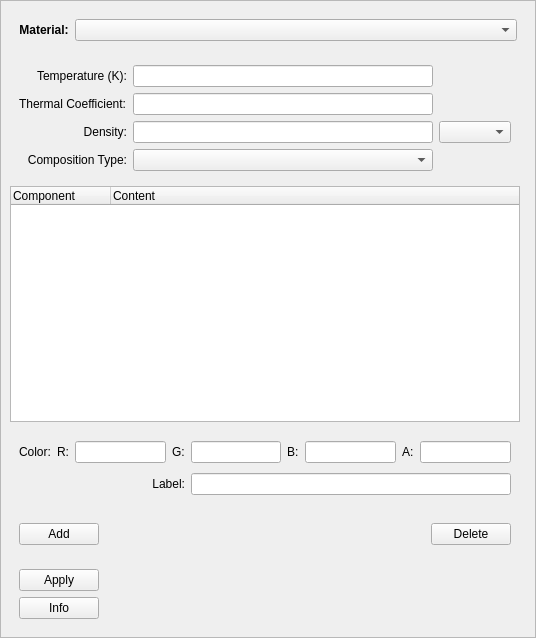
The window that smtk/bridge/rgg/plugin/smtkRGGEditMaterialParameters.ui (Kitware/SMTK) describes before a commit, drawn with Qt 5.
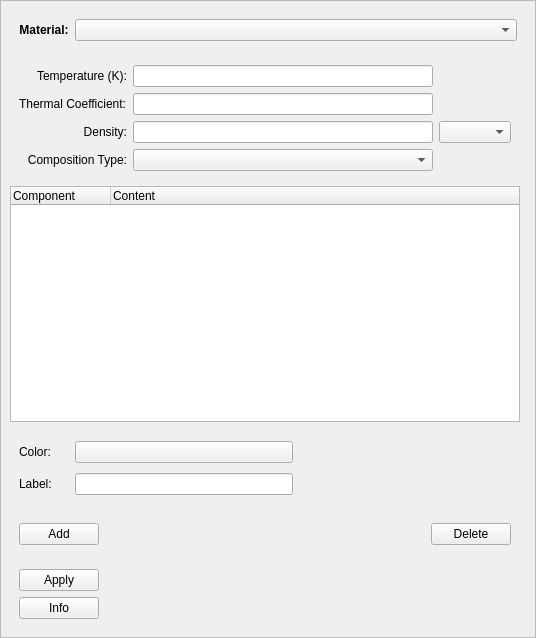
The same window after the commit. Custom widgets are drawn as their Qt base class.

Commit message: FEATURE: Use color dialog to select colors for rgg ops

Diff of the .ui file:
```diff
--- a/smtk/bridge/rgg/plugin/smtkRGGEditMaterialParameters.ui
+++ b/smtk/bridge/rgg/plugin/smtkRGGEditMaterialParameters.ui
@@ -83,78 +83,6 @@
          </layout>
         </widget>
        </item>
-       <item row="4" column="0">
-        <widget class="QWidget" name="widget_2" native="true">
-         <property name="minimumSize">
-          <size>
-           <width>0</width>
-           <height>80</height>
-          </size>
-         </property>
-         <layout class="QGridLayout" name="gridLayout_3">
-          <item row="0" column="1">
-           <widget class="QLabel" name="label_13">
-            <property name="text">
-             <string>R:</string>
-            </property>
-           </widget>
-          </item>
-          <item row="0" column="4">
-           <widget class="QLineEdit" name="colorGValue"/>
-          </item>
-          <item row="0" column="8">
-           <widget class="QLineEdit" name="colorAValue"/>
-          </item>
-          <item row="0" column="0">
-           <widget class="QLabel" name="label">
-            <property name="text">
-             <string>Color:</string>
-            </property>
-           </widget>
-          </item>
-          <item row="1" column="0" colspan="4">
-           <widget class="QLabel" name="label_14">
-            <property name="text">
-             <string>Label:</string>
-            </property>
-            <property name="alignment">
-             <set>Qt::AlignRight|Qt::AlignTrailing|Qt::AlignVCenter</set>
-            </property>
-           </widget>
-          </item>
-          <item row="0" column="2">
-           <widget class="QLineEdit" name="colorRValue"/>
-          </item>
-          <item row="0" column="3">
-           <widget class="QLabel" name="label_12">
-            <property name="text">
-             <string>G:</string>
-            </property>
-           </widget>
-          </item>
-          <item row="1" column="4" colspan="5">
-           <widget class="QLineEdit" name="labelValue"/>
-          </item>
-          <item row="0" column="5">
-           <widget class="QLabel" name="label_9">
-            <property name="text">
-             <string>B:</string>
-            </property>
-           </widget>
-          </item>
-          <item row="0" column="7">
-           <widget class="QLabel" name="label_10">
-            <property name="text">
-             <string>A:</string>
-            </property>
-           </widget>
-          </item>
-          <item row="0" column="6">
-           <widget class="QLineEdit" name="colorBValue"/>
-          </item>
-         </layout>
-        </widget>
-       </item>
        <item row="1" column="0">
         <widget class="QWidget" name="widget_4" native="true">
          <layout class="QGridLayout" name="gridLayout_5">
@@ -360,12 +288,81 @@
          </column>
         </widget>
        </item>
+       <item row="3" column="0">
+        <widget class="QWidget" name="widget_2" native="true">
+         <property name="minimumSize">
+          <size>
+           <width>0</width>
+           <height>80</height>
+          </size>
+         </property>
+         <layout class="QGridLayout" name="gridLayout_3">
+          <item row="0" column="0">
+           <widget class="QLabel" name="label">
+            <property name="text">
+             <string>Color:</string>
+            </property>
+           </widget>
+          </item>
+          <item row="1" column="0" colspan="4">
+           <widget class="QLabel" name="label_14">
+            <property name="text">
+             <string>Label:</string>
+            </property>
+           </widget>
+          </item>
+          <item row="1" column="4">
+           <widget class="QLineEdit" name="labelValue"/>
+          </item>
+          <item row="0" column="5">
+           <spacer name="horizontalSpacer">
+            <property name="orientation">
+             <enum>Qt::Horizontal</enum>
+            </property>
+            <property name="sizeHint" stdset="0">
+             <size>
+              <width>40</width>
+              <height>20</height>
+             </size>
+            </property>
+           </spacer>
+          </item>
+          <item row="1" column="5">
+           <spacer name="horizontalSpacer_3">
+            <property name="orientation">
+             <enum>Qt::Horizontal</enum>
+            </property>
+            <property name="sizeHint" stdset="0">
+             <size>
+              <width>40</width>
+              <height>20</height>
+             </size>
+            </property>
+           </spacer>
+          </item>
+          <item row="0" column="4">
+           <widget class="qtColorButton" name="chooseColorButton">
+            <property name="text">
+             <string/>
+            </property>
+           </widget>
+          </item>
+         </layout>
+        </widget>
+       </item>
       </layout>
      </widget>
     </widget>
    </item>
   </layout>
  </widget>
+ <customwidgets>
+  <customwidget>
+   <class>qtColorButton</class>
+   <extends>QPushButton</extends>
+   <header>smtk/bridge/rgg/qt/qtColorButton.h</header>
+  </customwidget>
+ </customwidgets>
  <tabstops>
   <tabstop>scrollArea</tabstop>
   <tabstop>temperatureValue</tabstop>
```
Left out of the diff: 5 changed lines with no effect on the pictures. The commit also changes 16 other files.
